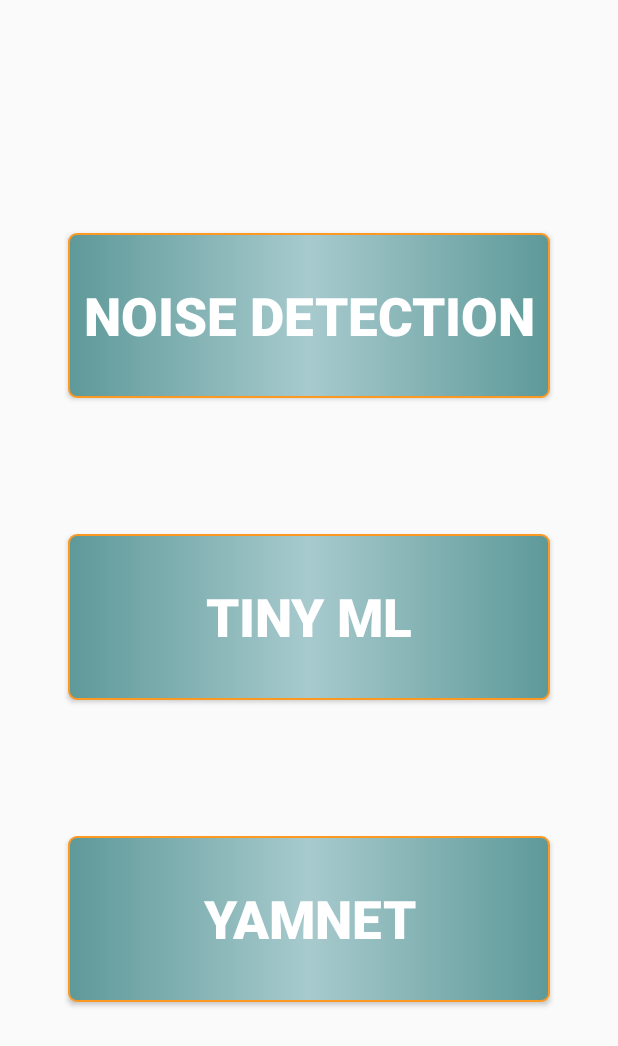
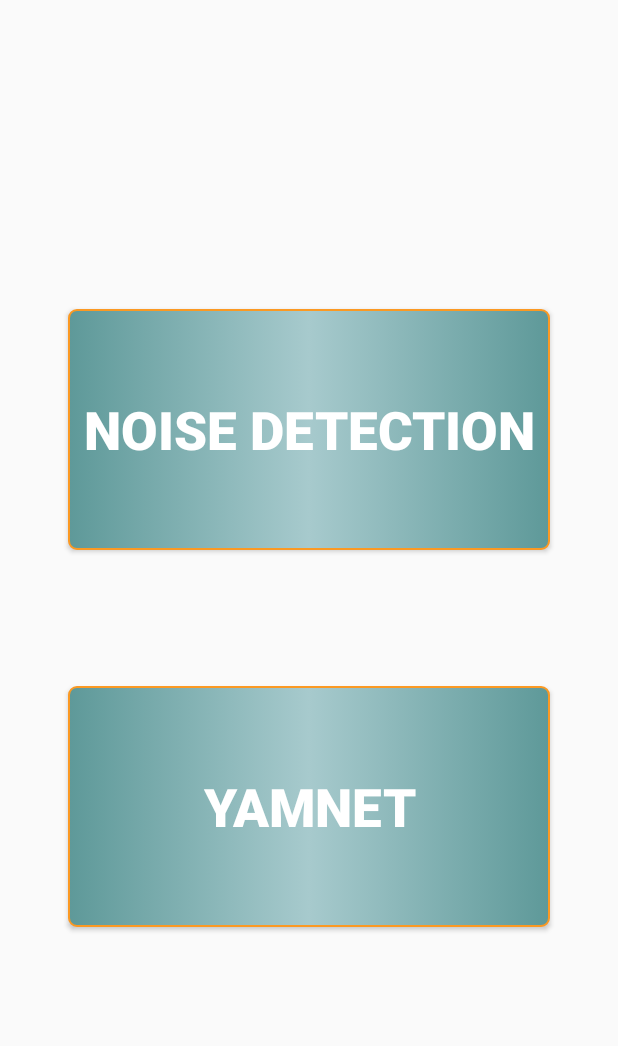
Before and after one commit to junhuang7/SoundAlertWTH2, an Android app: the MainActivity screen opened directly, with no data from a screen before it, on a phone screen of 412 x 824 dp. Shown: the top 1046 px of the screen. Run offline under Robolectric (Android 15) with nearby library versions, the phone set to English and light mode, and no system bars.

Commit message:
threshold updated, UI simplified

```diff
--- a/app/src/main/java/com/maple/audiometry/ui/home/MainActivity.kt
+++ b/app/src/main/java/com/maple/audiometry/ui/home/MainActivity.kt
@@ -19,7 +19,7 @@
         window.addFlags(WindowManager.LayoutParams.FLAG_KEEP_SCREEN_ON)
 
         bt_noise.setOnClickListener { toCheckNoise() }
-        bt_voice.setOnClickListener { toCheckEar() }
+        //bt_voice.setOnClickListener { toCheckEar() }
         bt_yamnet.setOnClickListener { launchYamnetApp() }
     }
 
--- a/app/src/main/java/com/maple/audiometry/utils/AudioRecordBasedDemo.java
+++ b/app/src/main/java/com/maple/audiometry/utils/AudioRecordBasedDemo.java
@@ -79,7 +79,7 @@
 
 		// Only compute decibels if mean is greater than 1 to avoid negative or -Infinity dB values
 		if (mean > 1) {
-			volume = 10 * Math.log10(mean);
+			volume = 12.6 * Math.log10(mean);
 		}
 
 		if (volume > 100) {
--- a/app/src/main/res/layout/activity_main.xml
+++ b/app/src/main/res/layout/activity_main.xml
@@ -30,19 +30,6 @@
         android:textStyle="bold" />
 
     <Button
-        android:id="@+id/bt_voice"
-        android:layout_width="match_parent"
-        android:layout_height="0dp"
-        android:layout_gravity="center"
-        android:layout_margin="45dp"
-        android:layout_weight="1"
-        android:background="@drawable/selector_button_color"
-        android:text="Tiny ML"
-        android:textColor="@color/button_text_color"
-        android:textSize="35sp"
-        android:textStyle="bold" />
-
-    <Button
         android:id="@+id/bt_yamnet"
         android:layout_width="match_parent"
         android:layout_height="0dp"
```
